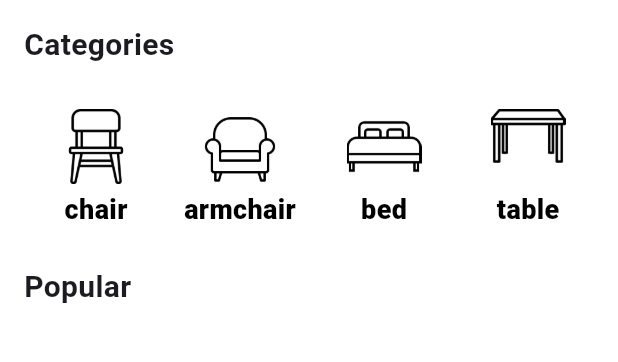
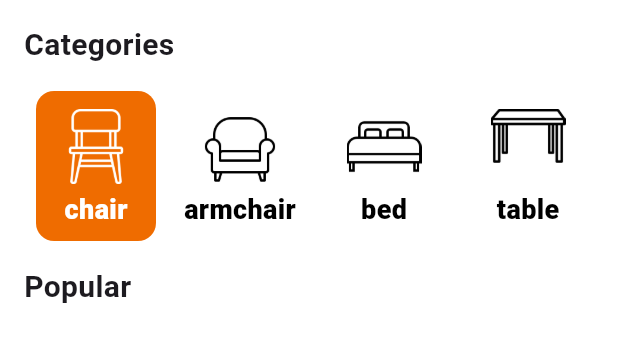
Before and after one commit to ZooZM/Furniture_App, a Flutter app: the HomeView screen opened by its route, on a phone screen of 412 x 824 dp, the part 308-670 px from its top. Run offline on Flutter 3.47's test engine with Material 3 defaults, Android fonts, the phone set to English and light mode, and no system bars; missing offline and left inert: onboarding.

Commit message:
create Welcom page

```diff
--- a/lib/features/Home/presentation/view/widget/category_listview.dart
+++ b/lib/features/Home/presentation/view/widget/category_listview.dart
@@ -10,7 +10,7 @@ class CategoryListView extends StatefulWidget {
 }
 
 class _CategoryListViewState extends State<CategoryListView> {
-  List<bool> check = [false, false, false, false];
+  List<bool> check = [true, false, false, false];
 
   @override
   Widget build(BuildContext context) {
--- /dev/null
+++ b/lib/features/welcome/presentation/view/widget/myapp.dart
@@ -0,0 +1,298 @@
+import 'package:flutter/material.dart';
+import 'package:onboarding/onboarding.dart';
+
+class MyApp extends StatefulWidget {
+  const MyApp({Key? key}) : super(key: key);
+
+  @override
+  State<MyApp> createState() => _MyAppState();
+}
+
+class _MyAppState extends State<MyApp> {
+  late Material materialButton;
+  late int index;
+  final onboardingPagesList = [
+    PageModel(
+      widget: DecoratedBox(
+        decoration: BoxDecoration(
+          color: background,
+          border: Border.all(
+            width: 0.0,
+            color: background,
+          ),
+        ),
+        child: SingleChildScrollView(
+          controller: ScrollController(),
+          child: Column(
+            children: [
+              Padding(
+                padding: const EdgeInsets.symmetric(
+                  horizontal: 45.0,
+                  vertical: 90.0,
+                ),
+                child:
+                    Image.asset('assets/images/5.png', color: pageImageColor),
+              ),
+              const Padding(
+                padding: EdgeInsets.symmetric(horizontal: 45.0),
+                child: Align(
+                  alignment: Alignment.centerLeft,
+                  child: Text(
+                    'SECURED BACKUP',
+                    style: pageTitleStyle,
+                    textAlign: TextAlign.left,
+                  ),
+                ),
+              ),
+              const Padding(
+                padding: EdgeInsets.symmetric(horizontal: 45.0, vertical: 10.0),
+                child: Align(
+                  alignment: Alignment.centerLeft,
+                  child: Text(
+                    'Keep your files in closed safe so you can\'t lose them. Consider TrueNAS.',
+                    style: pageInfoStyle,
+                    textAlign: TextAlign.left,
+                  ),
+                ),
+              ),
+              const Padding(
+                padding: EdgeInsets.symmetric(horizontal: 45.0, vertical: 10.0),
+                child: Align(
+                  alignment: Alignment.centerLeft,
+                  child: Text(
+                    'Keep your files in closed safe so you can\'t lose them. Consider TrueNAS.',
+                    style: pageInfoStyle,
+                    textAlign: TextAlign.left,
+                  ),
+                ),
+              ),
+              const Padding(
+                padding: EdgeInsets.symmetric(horizontal: 45.0, vertical: 10.0),
+                child: Align(
+                  alignment: Alignment.centerLeft,
+                  child: Text(
+                    'Keep your files in closed safe so you can\'t lose them. Consider TrueNAS.',
+                    style: pageInfoStyle,
+                    textAlign: TextAlign.left,
+                  ),
+                ),
+              ),
+              const Padding(
+                padding: EdgeInsets.symmetric(horizontal: 45.0, vertical: 10.0),
+                child: Align(
+                  alignment: Alignment.centerLeft,
+                  child: Text(
+                    'Keep your files in closed safe so you can\'t lose them. Consider TrueNAS.',
+                    style: pageInfoStyle,
+                    textAlign: TextAlign.left,
+                  ),
+                ),
+              ),
+            ],
+          ),
+        ),
+      ),
+    ),
+    PageModel(
+      widget: DecoratedBox(
+        decoration: BoxDecoration(
+          color: background,
+          border: Border.all(
+            width: 0.0,
+            color: background,
+          ),
+        ),
+        child: SingleChildScrollView(
+          controller: ScrollController(),
+          child: Column(
+            children: [
+              Padding(
+                padding: const EdgeInsets.symmetric(
+                  horizontal: 45.0,
+                  vertical: 90.0,
+                ),
+                child:
+                    Image.asset('assets/images/3.png', color: pageImageColor),
+              ),
+              const Padding(
+                padding: EdgeInsets.symmetric(horizontal: 45.0),
+                child: Align(
+                  alignment: Alignment.centerLeft,
+                  child: Text(
+                    'CHANGE AND RISE',
+                    style: pageTitleStyle,
+                    textAlign: TextAlign.left,
+                  ),
+                ),
+              ),
+              const Padding(
+                padding: EdgeInsets.symmetric(horizontal: 45.0, vertical: 10.0),
+                child: Align(
+                  alignment: Alignment.centerLeft,
+                  child: Text(
+                    'Give others access to any file or folders you choose',
+                    style: pageInfoStyle,
+                    textAlign: TextAlign.left,
+                  ),
+                ),
+              ),
+            ],
+          ),
+        ),
+      ),
+    ),
+    PageModel(
+      widget: DecoratedBox(
+        decoration: BoxDecoration(
+          color: background,
+          border: Border.all(
+            width: 0.0,
+            color: background,
+          ),
+        ),
+        child: SingleChildScrollView(
+          controller: ScrollController(),
+          child: Column(
+            children: [
+              Padding(
+                padding: const EdgeInsets.symmetric(
+                  horizontal: 45.0,
+                  vertical: 90.0,
+                ),
+                child:
+                    Image.asset('assets/images/4.png', color: pageImageColor),
+              ),
+              const Padding(
+                padding: EdgeInsets.symmetric(horizontal: 45.0),
+                child: Align(
+                  alignment: Alignment.centerLeft,
+                  child: Text(
+                    'EASY ACCESS',
+                    style: pageTitleStyle,
+                    textAlign: TextAlign.left,
+                  ),
+                ),
+              ),
+              const Padding(
+                padding: EdgeInsets.symmetric(horizontal: 45.0, vertical: 10.0),
+                child: Align(
+                  alignment: Alignment.centerLeft,
+                  child: Text(
+                    'Reach your files anytime from any devices anywhere',
+                    style: pageInfoStyle,
+                    textAlign: TextAlign.left,
+                  ),
+                ),
+              ),
+            ],
+          ),
+        ),
+      ),
+    ),
+  ];
+
+  @override
+  void initState() {
+    super.initState();
+    materialButton = _skipButton();
+    index = 0;
+  }
+
+  Material _skipButton({void Function(int)? setIndex}) {
+    return Material(
+      borderRadius: defaultSkipButtonBorderRadius,
+      color: defaultSkipButtonColor,
+      child: InkWell(
+        borderRadius: defaultSkipButtonBorderRadius,
+        onTap: () {
+          if (setIndex != null) {
+            index = 2;
+            setIndex(2);
+          }
+        },
+        child: const Padding(
+          padding: defaultSkipButtonPadding,
+          child: Text(
+            'Skip',
+            style: defaultSkipButtonTextStyle,
+          ),
+        ),
+      ),
+    );
+  }
+
+  Material get _signupButton {
+    return Material(
+      borderRadius: defaultProceedButtonBorderRadius,
+      color: defaultProceedButtonColor,
+      child: InkWell(
+        borderRadius: defaultProceedButtonBorderRadius,
+        onTap: () {},
+        child: const Padding(
+          padding: defaultProceedButtonPadding,
+          child: Text(
+            'Sign up',
+            style: defaultProceedButtonTextStyle,
+          ),
+        ),
+      ),
+    );
+  }
+
+  @override
+  Widget build(BuildContext context) {
+    return MaterialApp(
+      debugShowCheckedModeBanner: false,
+      title: 'Flutter Demo',
+      theme: ThemeData(
+        primarySwatch: Colors.blue,
+        visualDensity: VisualDensity.adaptivePlatformDensity,
+      ),
+      home: Scaffold(
+        body: Onboarding(
+          pages: onboardingPagesList,
+          onPageChange: (int pageIndex) {
+            index = pageIndex;
+          },
+          startPageIndex: 0,
+          footerBuilder: (context, dragDistance, pagesLength, setIndex) {
+            return DecoratedBox(
+              decoration: BoxDecoration(
+                color: background,
+                border: Border.all(
+                  width: 0.0,
+                  color: background,
+                ),
+              ),
+              child: ColoredBox(
+                color: background,
+                child: Padding(
+                  padding: const EdgeInsets.all(45.0),
+                  child: Row(
+                    mainAxisAlignment: MainAxisAlignment.spaceBetween,
+                    children: [
+                      CustomIndicator(
+                        netDragPercent: dragDistance,
+                        pagesLength: pagesLength,
+                        indicator: Indicator(
+                          indicatorDesign: IndicatorDesign.line(
+                            lineDesign: LineDesign(
+                              lineType: DesignType.line_uniform,
+                            ),
+                          ),
+                        ),
+                      ),
+                      index == pagesLength - 1
+                          ? _signupButton
+                          : _skipButton(setIndex: setIndex)
+                    ],
+                  ),
+                ),
+              ),
+            );
+          },
+        ),
+      ),
+    );
+  }
+}
--- a/lib/main.dart
+++ b/lib/main.dart
@@ -1,6 +1,7 @@
 import 'package:flutter/material.dart';
 import 'package:furniture_app/features/Home/presentation/view/detail_view.dart';
 import 'package:furniture_app/features/Home/presentation/view/home_view.dart';
+import 'package:furniture_app/features/welcome/presentation/view/welcom_view.dart';
 
 void main() {
   runApp(const MyApp());
@@ -17,7 +18,7 @@ class MyApp extends StatelessWidget {
         const DetailPage().id: (context) => const DetailPage(),
       },
       debugShowCheckedModeBanner: false,
-      home: const HomeView(),
+      home: const WelcomView(),
     );
   }
 }
```
Also changed, not shown: lib/constant.dart (+15 -0 lines), lib/core/constant/paths.dart (added, +26 -0 lines), lib/core/utils/Paths.dart (deleted, +0 -20 lines), lib/features/welcome/data/constant/constant.dart (added, +20 -0 lines), lib/features/welcome/data/path.dart (added, +20 -0 lines), lib/features/welcome/presentation/view Model/welcom_model.dart (added, +8 -0 lines), lib/features/welcome/presentation/view/welcom_view.dart (added, +15 -0 lines), lib/features/welcome/presentation/view/widget/w_icon.dart (added, +38 -0 lines), lib/features/welcome/presentation/view/widget/w_view_body.dart (added, +43 -0 lines), lib/features/welcome/presentation/view/widget/w_view_model.dart (added, +51 -0 lines), pubspec.yaml (+4 -11 lines), pubspec.lock.
